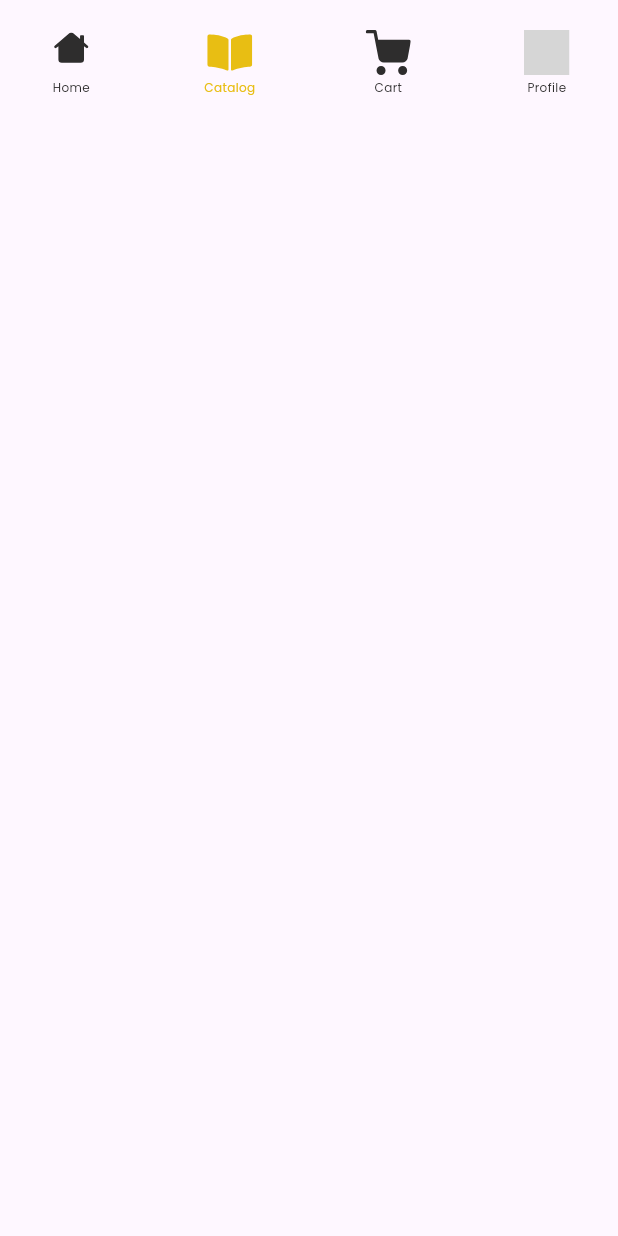
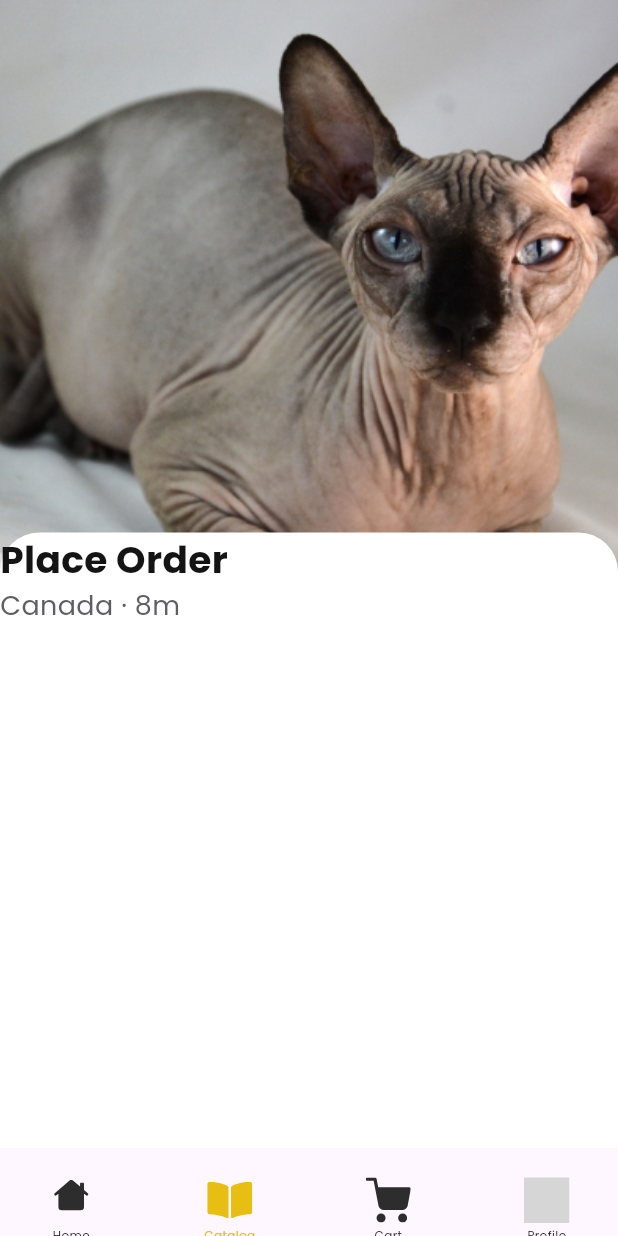
Before and after one commit to Emyeeeel/Pet-Shop-App, a Flutter app: the DetailsPage screen opened directly, on a phone screen of 412 x 824 dp. Run offline on Flutter 3.47's test engine with Material 3 defaults, Android fonts, the phone set to English and light mode, and no system bars; our stand-ins replace device_preview, flutter_svg, google_fonts; grey boxes are pictures that could not be loaded.

Commit message:
added svg assets and started doing details page

```diff
--- a/lib/models/catalog_models.dart
+++ b/lib/models/catalog_models.dart
@@ -1,6 +1,7 @@
 import 'package:flutter/material.dart';
 import 'package:flutter_svg/svg.dart';
 import 'package:google_fonts/google_fonts.dart';
+import 'package:pet_shop_app/screens/details_page.dart';
 
 // ignore: must_be_immutable
 class CatProductTile extends StatelessWidget {
@@ -32,12 +33,20 @@ class CatProductTile extends StatelessWidget {
             children: [
               Padding(
                 padding: const EdgeInsets.fromLTRB(12, 12, 12, 5),
-                child: Container(
-                    width: 144,
-                    height: 101,
-                    decoration: BoxDecoration(
-                        borderRadius: BorderRadius.circular(14),
-                        image: DecorationImage(image: AssetImage(catPicPath)))),
+                child: GestureDetector(
+                  onTap: () => Navigator.push(
+                    context,
+                    MaterialPageRoute(
+                        builder: (context) => const DetailsPage()),
+                  ),
+                  child: Container(
+                      width: 144,
+                      height: 101,
+                      decoration: BoxDecoration(
+                          borderRadius: BorderRadius.circular(14),
+                          image:
+                              DecorationImage(image: AssetImage(catPicPath)))),
+                ),
               ),
               Padding(
                 padding: const EdgeInsets.fromLTRB(12, 0, 12, 5),
@@ -46,7 +55,7 @@ class CatProductTile extends StatelessWidget {
                   child: Text(
                     catName,
                     style: GoogleFonts.poppins(
-                      color: Color(0xFF2E2D2D),
+                      color: const Color(0xFF2E2D2D),
                       fontSize: 14,
                       fontWeight: FontWeight.w400,
                     ),
--- a/lib/screens/details_page.dart
+++ b/lib/screens/details_page.dart
@@ -1,4 +1,5 @@
 import 'package:flutter/material.dart';
+import 'package:google_fonts/google_fonts.dart';
 import '../widgets/navigation_bar.dart';
 
 class DetailsPage extends StatelessWidget {
@@ -9,10 +10,73 @@ class DetailsPage extends StatelessWidget {
     return Scaffold(
       body: Column(
         children: [
+          SizedBox(
+            height: 765,
+            child: Stack(
+              children: [
+                Container(
+                  height: 410,
+                  width: MediaQuery.of(context).size.width,
+                  decoration: const BoxDecoration(
+                    image: DecorationImage(
+                      image: AssetImage('lib/assets/sphinx.png'),
+                      fit: BoxFit.fill,
+                    ),
+                  ),
+                ),
+                Positioned(
+                  top: 355,
+                  child: Container(
+                    height: 425,
+                    width: MediaQuery.of(context).size.width,
+                    decoration: const BoxDecoration(
+                        color: Color(0xFFFFFFFF),
+                        borderRadius: BorderRadius.only(
+                          topLeft: Radius.circular(26.27),
+                          topRight: Radius.circular(26.27),
+                        )),
+                    child: Column(
+                      children: [
+                        Row(
+                          children: [
+                            SizedBox(
+                              width: 270,
+                              child: Column(
+                                crossAxisAlignment: CrossAxisAlignment.start,
+                                children: [
+                                  Text(
+                                    'Place Order',
+                                    style: GoogleFonts.poppins(
+                                      fontSize: 25,
+                                      fontWeight: FontWeight.w700,
+                                      color: const Color(0xFF141415),
+                                    ),
+                                  ),
+                                  Text(
+                                    'Canada · 8m',
+                                    style: GoogleFonts.poppins(
+                                      fontSize: 18,
+                                      fontWeight: FontWeight.w400,
+                                      color: const Color(0xFF5F5F63),
+                                    ),
+                                  ),
+                                ],
+                              ),
+                            )
+                          ],
+                        )
+                      ],
+                    ),
+                  ),
+                )
+              ],
+            ),
+          ),
           const NavigationBarWidget(
             selectedItem: 'catalog',
           ),
         ],
-    ));
+      ),
+    );
   }
 }
--- a/lib/widgets/navigation_bar.dart
+++ b/lib/widgets/navigation_bar.dart
@@ -53,7 +53,7 @@ class _NavigationBarWidgetState extends State<NavigationBarWidget> {
                   MaterialPageRoute(builder: (context) => const CatalogPage()),
                 ),
               ),
-              Spacer(),
+              const Spacer(),
               _buildItem(
                 'Cart',
                 'lib/assets/toCart_svg.svg',
@@ -63,7 +63,7 @@ class _NavigationBarWidgetState extends State<NavigationBarWidget> {
                   MaterialPageRoute(builder: (context) => CartPage()),
                 ),
               ),
-              Spacer(),
+              const Spacer(),
               _buildItem(
                 'Profile',
                 'lib/assets/profile_svg.svg',
@@ -92,7 +92,9 @@ class _NavigationBarWidgetState extends State<NavigationBarWidget> {
               width: 30,
               child: SvgPicture.asset(
                 svgPath,
-                color: isSelected ? Color(0xFFE8BE13) : Color(0xFF2E2D2D),
+                color: isSelected
+                    ? const Color(0xFFE8BE13)
+                    : const Color(0xFF2E2D2D),
               ),
             ),
             const SizedBox(
@@ -101,7 +103,9 @@ class _NavigationBarWidgetState extends State<NavigationBarWidget> {
             Text(
               title,
               style: GoogleFonts.poppins(
-                color: isSelected ? Color(0xFFE8BE13) : Color(0xFF2E2D2D),
+                color: isSelected
+                    ? const Color(0xFFE8BE13)
+                    : const Color(0xFF2E2D2D),
                 fontSize: 8,
                 fontWeight: FontWeight.w400,
               ),
--- a/pubspec.yaml
+++ b/pubspec.yaml
@@ -83,6 +83,9 @@ flutter:
     - lib/assets/profile_svg.svg
     - lib/assets/search_svg.svg
     - lib/assets/remove_svg.svg
+    - lib/assets/sphinx.png
+    - lib/assets/cat_paw_svg.svg
+    - lib/assets/expand_svg.svg
 
   # An image asset can refer to one or more resolution-specific "variants", see
   # https://flutter.dev/assets-and-images/#resolution-aware
```
Also changed, not shown: lib/assets/cat_paw_svg.svg (added), lib/assets/expand_svg.svg (added), lib/assets/sphinx.png (added). Lines whose indentation alone changed are shown as unchanged.
